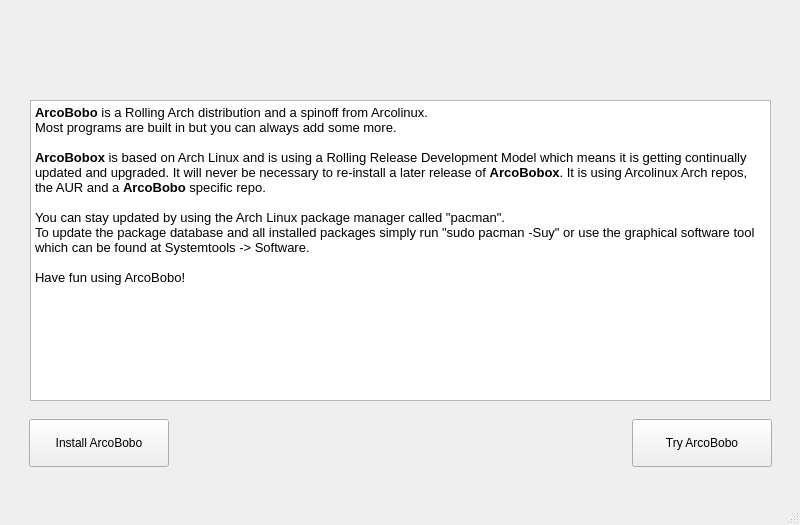
The window that usr/share/arcobobo-welcome/qt_interface.ui (PeterDauwe/noobie-welcome) describes before a commit, drawn with Qt 5.
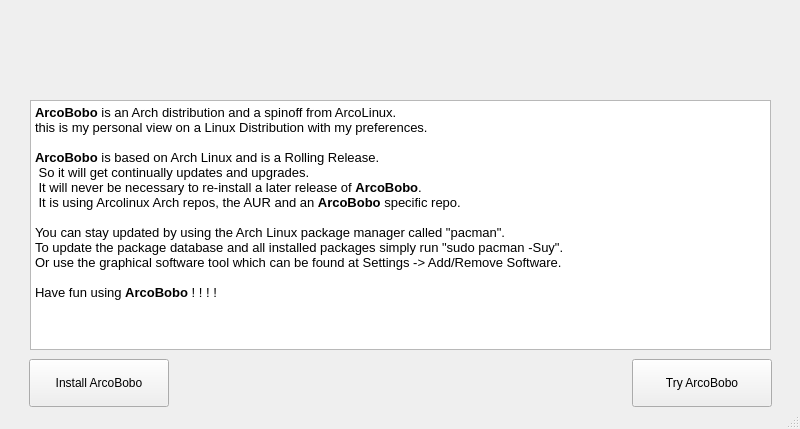
The same window after the commit. Icons and pictures are not drawn.

```diff
--- a/usr/share/arcobobo-welcome/qt_interface.ui
+++ b/usr/share/arcobobo-welcome/qt_interface.ui
@@ -7,7 +7,7 @@
     <x>0</x>
     <y>0</y>
     <width>800</width>
-    <height>525</height>
+    <height>429</height>
    </rect>
   </property>
   <property name="windowTitle">
@@ -18,7 +18,7 @@
     <property name="geometry">
      <rect>
       <x>632</x>
-      <y>419</y>
+      <y>359</y>
       <width>140</width>
       <height>48</height>
      </rect>
@@ -33,24 +33,25 @@
       <x>30</x>
       <y>100</y>
       <width>741</width>
-      <height>301</height>
+      <height>250</height>
      </rect>
     </property>
     <property name="html">
-     <string>&lt;!DOCTYPE HTML PUBLIC &quot;-//W3C//DTD HTML 4.0//EN&quot; &quot;http://www.w3.org/TR/REC-html40/strict.dtd&quot;&gt;
+    <string>&lt;!DOCTYPE HTML PUBLIC &quot;-//W3C//DTD HTML 4.0//EN&quot; &quot;http://www.w3.org/TR/REC-html40/strict.dtd&quot;&gt;
 &lt;html&gt;&lt;head&gt;&lt;meta name=&quot;qrichtext&quot; content=&quot;1&quot; /&gt;&lt;style type=&quot;text/css&quot;&gt;
 p, li { white-space: pre-wrap; }
 &lt;/style&gt;&lt;/head&gt;&lt;body style=&quot; font-family:'Oxygen-Sans'; font-size:10pt; font-weight:400; font-style:normal;&quot;&gt;
-&lt;p style=&quot; margin-top:0px; margin-bottom:0px; margin-left:0px; margin-right:0px; -qt-block-indent:0; text-indent:0px;&quot;&gt;&lt;span style=&quot; font-family:'Sans Serif'; font-weight:600;&quot;&gt;ArcoBobo&lt;/span&gt;&lt;span style=&quot; font-family:'Sans Serif';&quot;&gt; is a Rolling Arch distribution and a spinoff from Arcolinux.&lt;/span&gt;&lt;/p&gt;
-&lt;p style=&quot; margin-top:0px; margin-bottom:0px; margin-left:0px; margin-right:0px; -qt-block-indent:0; text-indent:0px;&quot;&gt;&lt;span style=&quot; font-family:'Sans';&quot;&gt;Most programs are built in but you can always add some more. &lt;/span&gt;&lt;/p&gt;
+&lt;p style=&quot; margin-top:0px; margin-bottom:0px; margin-left:0px; margin-right:0px; -qt-block-indent:0; text-indent:0px;&quot;&gt;&lt;span style=&quot; font-family:'Sans Serif'; font-weight:600;&quot;&gt;ArcoBobo&lt;/span&gt;&lt;span style=&quot; font-family:'Sans Serif';&quot;&gt; is an Arch distribution and a spinoff from ArcoLinux.&lt;/span&gt;&lt;/p&gt;
+&lt;p style=&quot; margin-top:0px; margin-bottom:0px; margin-left:0px; margin-right:0px; -qt-block-indent:0; text-indent:0px;&quot;&gt;&lt;span style=&quot; font-family:'Sans';&quot;&gt;this is my personal view on a Linux Distribution with my preferences. &lt;/span&gt;&lt;/p&gt;
 &lt;p style=&quot;-qt-paragraph-type:empty; margin-top:0px; margin-bottom:0px; margin-left:0px; margin-right:0px; -qt-block-indent:0; text-indent:0px; font-family:'Sans';&quot;&gt;&lt;br /&gt;&lt;/p&gt;
-&lt;p style=&quot; margin-top:0px; margin-bottom:0px; margin-left:0px; margin-right:0px; -qt-block-indent:0; text-indent:0px;&quot;&gt;&lt;span style=&quot; font-family:'Sans'; font-weight:600;&quot;&gt;ArcoBobox&lt;/span&gt;&lt;span style=&quot; font-family:'Sans';&quot;&gt; is based on Arch Linux and is using a Rolling Release Development Model which means it is getting continually updated and upgraded. It will never be necessary to re-install a later release of &lt;/span&gt;&lt;span style=&quot; font-family:'Sans'; font-weight:600;&quot;&gt;ArcoBobox&lt;/span&gt;&lt;span style=&quot; font-family:'Sans';&quot;&gt;. It is using Arcolinux Arch repos, the AUR and a &lt;/span&gt;&lt;span style=&quot; font-family:'Sans'; font-weight:600;&quot;&gt;ArcoBobo&lt;/span&gt;&lt;span style=&quot; font-family:'Sans';&quot;&gt; specific repo.&lt;/span&gt;&lt;/p&gt;
+&lt;p style=&quot; margin-top:0px; margin-bottom:0px; margin-left:0px; margin-right:0px; -qt-block-indent:0; text-indent:0px;&quot;&gt;&lt;span style=&quot; font-family:'Sans'; font-weight:600;&quot;&gt;ArcoBobo&lt;/span&gt;&lt;span style=&quot; font-family:'Sans';&quot;&gt; is based on Arch Linux and is a Rolling Release.&lt;/span&gt;&lt;/p&gt;
+&lt;p style=&quot; margin-top:0px; margin-bottom:0px; margin-left:0px; margin-right:0px; -qt-block-indent:0; text-indent:0px;&quot;&gt;&lt;span style=&quot; font-family:'Sans';&quot;&gt; So it will get continually updates and upgrades.&lt;/p&gt; It will never be necessary to re-install a later release of &lt;/span&gt;&lt;span style=&quot; font-family:'Sans'; font-weight:600;&quot;&gt;ArcoBobo&lt;/span&gt;&lt;span style=&quot; font-family:'Sans';&quot;&gt;.&lt;/span&gt;&lt;/p&gt;
+&lt;p style=&quot; margin-top:0px; margin-bottom:0px; margin-left:0px; margin-right:0px; -qt-block-indent:0; text-indent:0px;&quot;&gt;&lt;span style=&quot; font-family:'Sans';&quot;&gt; It is using Arcolinux Arch repos, the AUR and an &lt;/span&gt;&lt;span style=&quot; font-family:'Sans'; font-weight:600;&quot;&gt;ArcoBobo&lt;/span&gt;&lt;span style=&quot; font-family:'Sans';&quot;&gt; specific repo.&lt;/span&gt;&lt;/p&gt;
 &lt;p style=&quot;-qt-paragraph-type:empty; margin-top:0px; margin-bottom:0px; margin-left:0px; margin-right:0px; -qt-block-indent:0; text-indent:0px; font-family:'Sans';&quot;&gt;&lt;br /&gt;&lt;/p&gt;
 &lt;p style=&quot; margin-top:0px; margin-bottom:0px; margin-left:0px; margin-right:0px; -qt-block-indent:0; text-indent:0px;&quot;&gt;&lt;span style=&quot; font-family:'Sans';&quot;&gt;You can stay updated by using the Arch Linux package manager called &amp;quot;pacman&amp;quot;.&lt;/span&gt;&lt;/p&gt;
-&lt;p style=&quot; margin-top:0px; margin-bottom:0px; margin-left:0px; margin-right:0px; -qt-block-indent:0; text-indent:0px;&quot;&gt;&lt;span style=&quot; font-family:'Sans';&quot;&gt;To update the package database and all installed packages simply run &amp;quot;sudo pacman -Suy&amp;quot; or use the graphical software tool which can be found at Systemtools -&amp;gt; Software.&lt;/span&gt;&lt;/p&gt;
+&lt;p style=&quot; margin-top:0px; margin-bottom:0px; margin-left:0px; margin-right:0px; -qt-block-indent:0; text-indent:0px;&quot;&gt;&lt;span style=&quot; font-family:'Sans';&quot;&gt;To update the package database and all installed packages simply run &amp;quot;sudo pacman -Suy&amp;quot;.&lt;/p&gt;Or use the graphical software tool which can be found at Settings -&amp;gt; Add/Remove Software.&lt;/span&gt;&lt;/p&gt;
 &lt;p style=&quot;-qt-paragraph-type:empty; margin-top:0px; margin-bottom:0px; margin-left:0px; margin-right:0px; -qt-block-indent:0; text-indent:0px; font-family:'Sans';&quot;&gt;&lt;br /&gt;&lt;/p&gt;
-&lt;p style=&quot; margin-top:0px; margin-bottom:0px; margin-left:0px; margin-right:0px; -qt-block-indent:0; text-indent:0px;&quot;&gt;&lt;span style=&quot; font-family:'Sans';&quot;&gt;Have fun using ArcoBobo!&lt;/span&gt;&lt;/p&gt;
-&lt;p style=&quot; margin-top:0px; margin-bottom:0px; margin-left:0px; margin-right:0px; -qt-block-indent:0; text-indent:0px;&quot;&gt;&lt;span style=&quot; font-family:'Sans';&quot;&gt;&lt;/body&gt;&lt;/html&gt;</string>
+&lt;p style=&quot; margin-top:0px; margin-bottom:0px; margin-left:0px; margin-right:0px; -qt-block-indent:0; text-indent:0px;&quot;&gt;&lt;span style=&quot; font-family:'Sans';&quot;&gt;Have fun using &lt;/span&gt;&lt;span style=&quot; font-family:'Sans'; font-weight:600;&quot;&gt;ArcoBobo&lt;/span&gt;&lt;span style=&quot; font-family:'Sans';&quot;&gt; ! ! ! ! &lt;/html&gt;</string>
     </property>
    </widget>
    <widget class="QLabel" name="label">
@@ -81,7 +82,7 @@
     <property name="geometry">
      <rect>
       <x>29</x>
-      <y>419</y>
+      <y>359</y>
       <width>140</width>
       <height>48</height>
      </rect>
```
Left out of the diff: 2 changed lines with no effect on the pictures.
